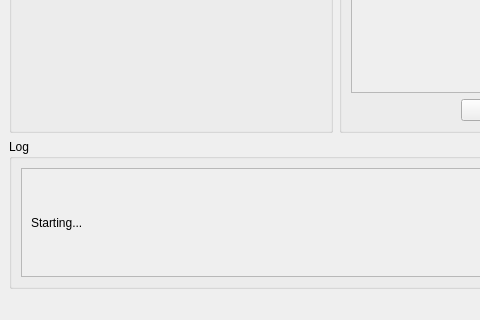
Qt form evb1000viewer.ui (xEnVrE/DecaWaveEVB1000Viewer) before a commit; both pictures show x 0 to 480 and y 112 to 432 of the 648 by 432 pixel window.
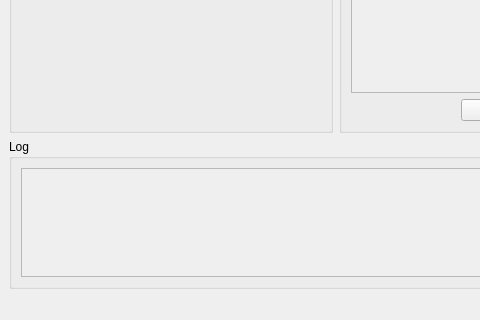
The same form after that commit.

Commit message: remove default label in the log

Patch:
```diff
--- a/evb1000viewer.ui
+++ b/evb1000viewer.ui
@@ -115,6 +115,12 @@
       <layout class="QVBoxLayout" name="verticalLayout">
        <item>
         <widget class="QScrollArea" name="logScrollArea">
+         <property name="verticalScrollBarPolicy">
+          <enum>Qt::ScrollBarAsNeeded</enum>
+         </property>
+         <property name="sizeAdjustPolicy">
+          <enum>QAbstractScrollArea::AdjustToContents</enum>
+         </property>
          <property name="widgetResizable">
           <bool>true</bool>
          </property>
@@ -134,7 +140,7 @@
               <cursorShape>ArrowCursor</cursorShape>
              </property>
              <property name="text">
-              <string>Starting...</string>
+              <string/>
              </property>
              <property name="margin">
               <number>0</number>
```
